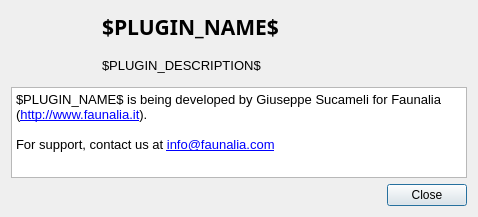
Old version of the form ui/DlgAbout.ui in the repository faunalia/gem-mt.
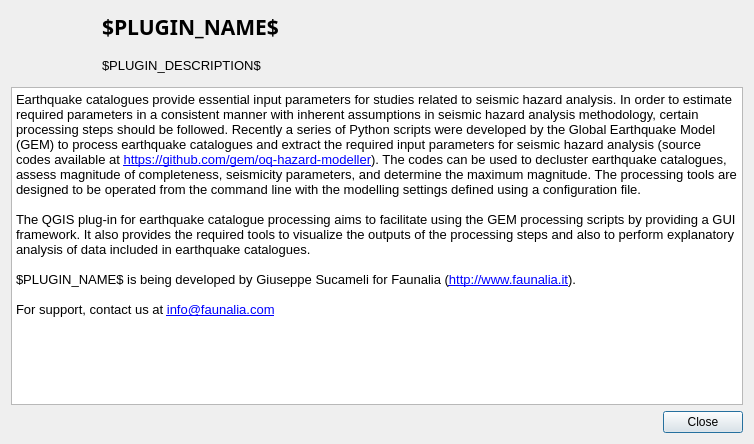
New version of the form.

Commit message: add about text

The edit to the form file:
```diff
--- a/ui/DlgAbout.ui
+++ b/ui/DlgAbout.ui
@@ -6,8 +6,8 @@
    <rect>
     <x>0</x>
     <y>0</y>
-    <width>478</width>
-    <height>217</height>
+    <width>754</width>
+    <height>444</height>
    </rect>
   </property>
   <property name="windowTitle">
@@ -79,8 +79,12 @@
 &lt;html&gt;&lt;head&gt;&lt;meta name=&quot;qrichtext&quot; content=&quot;1&quot; /&gt;&lt;style type=&quot;text/css&quot;&gt;
 p, li { white-space: pre-wrap; }
 &lt;/style&gt;&lt;/head&gt;&lt;body style=&quot; font-family:'Ubuntu'; font-size:11pt; font-weight:400; font-style:normal;&quot;&gt;
+&lt;p style=&quot; margin-top:0px; margin-bottom:0px; margin-left:0px; margin-right:0px; -qt-block-indent:0; text-indent:0px;&quot;&gt;&lt;span style=&quot; font-family:'Sans'; font-size:10pt;&quot;&gt;Earthquake catalogues provide essential input parameters for studies related to seismic hazard analysis. In order to estimate required parameters in a consistent manner with inherent assumptions in seismic hazard analysis methodology, certain processing steps should be followed. Recently a series of Python scripts were developed by the Global Earthquake Model (GEM) to process earthquake catalogues and extract the required input parameters for seismic hazard analysis (source codes available at &lt;/span&gt;&lt;a href=&quot;https://github.com/gem/oq-hazard-modeller&quot;&gt;&lt;span style=&quot; font-family:'Sans'; font-size:10pt; text-decoration: underline; color:#0000ff;&quot;&gt;https://github.com/gem/oq-hazard-modeller&lt;/span&gt;&lt;/a&gt;&lt;span style=&quot; font-family:'Sans'; font-size:10pt;&quot;&gt;). The codes can be used to decluster earthquake catalogues, assess magnitude of completeness, seismicity parameters, and determine the maximum magnitude. The processing tools are designed to be operated from the command line with the modelling settings defined using a configuration file. &lt;/span&gt;&lt;/p&gt;
+&lt;p style=&quot;-qt-paragraph-type:empty; margin-top:0px; margin-bottom:0px; margin-left:0px; margin-right:0px; -qt-block-indent:0; text-indent:0px; font-family:'Sans'; font-size:10pt;&quot;&gt;&lt;/p&gt;
+&lt;p style=&quot; margin-top:0px; margin-bottom:0px; margin-left:0px; margin-right:0px; -qt-block-indent:0; text-indent:0px;&quot;&gt;&lt;span style=&quot; font-family:'DejaVu Sans'; font-size:10pt;&quot;&gt;The QGIS plug-in for earthquake catalogue processing aims to facilitate using the GEM processing scripts by providing a GUI framework. It also provides the required tools to visualize the outputs of the processing steps and also to perform explanatory analysis of data included in earthquake catalogues.     &lt;/span&gt;&lt;/p&gt;
+&lt;p style=&quot;-qt-paragraph-type:empty; margin-top:0px; margin-bottom:0px; margin-left:0px; margin-right:0px; -qt-block-indent:0; text-indent:0px; font-family:'Sans'; font-size:10pt;&quot;&gt;&lt;/p&gt;
 &lt;p style=&quot; margin-top:0px; margin-bottom:0px; margin-left:0px; margin-right:0px; -qt-block-indent:0; text-indent:0px;&quot;&gt;&lt;span style=&quot; font-family:'Sans'; font-size:10pt;&quot;&gt;$PLUGIN_NAME$ is being developed by Giuseppe Sucameli for Faunalia (&lt;/span&gt;&lt;a href=&quot;http://www.faunalia.it&quot;&gt;&lt;span style=&quot; font-family:'Sans'; font-size:10pt; text-decoration: underline; color:#0000ff;&quot;&gt;http://www.faunalia.it&lt;/span&gt;&lt;/a&gt;&lt;span style=&quot; font-family:'Sans'; font-size:10pt;&quot;&gt;).&lt;/span&gt;&lt;/p&gt;
-&lt;p style=&quot;-qt-paragraph-type:empty; margin-top:0px; margin-bottom:0px; margin-left:0px; margin-right:0px; -qt-block-indent:0; text-indent:0px; font-family:'DejaVu Sans'; font-size:10pt;&quot;&gt;&lt;/p&gt;
+&lt;p style=&quot;-qt-paragraph-type:empty; margin-top:0px; margin-bottom:0px; margin-left:0px; margin-right:0px; -qt-block-indent:0; text-indent:0px; font-family:'Sans'; font-size:10pt;&quot;&gt;&lt;/p&gt;
 &lt;p style=&quot; margin-top:0px; margin-bottom:0px; margin-left:0px; margin-right:0px; -qt-block-indent:0; text-indent:0px;&quot;&gt;&lt;span style=&quot; font-family:'Sans'; font-size:10pt;&quot;&gt;For support, contact us at &lt;/span&gt;&lt;a href=&quot;mailto:info@faunalia.com?subject=$MAIL_SUBJECT$&amp;amp;body=$MAIL_BODY$&quot;&gt;&lt;span style=&quot; font-family:'Sans'; font-size:10pt; text-decoration: underline; color:#0000ff;&quot;&gt;info@faunalia.com&lt;/span&gt;&lt;/a&gt;&lt;/p&gt;&lt;/body&gt;&lt;/html&gt;</string>
      </property>
      <property name="openExternalLinks">
```
The commit also changes 2 other files.
